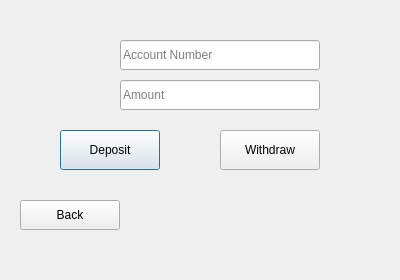
The window that gui/DepositWithdrawDialog.ui (guikae06/MiniBankSystem) describes before a commit, drawn with Qt 5.
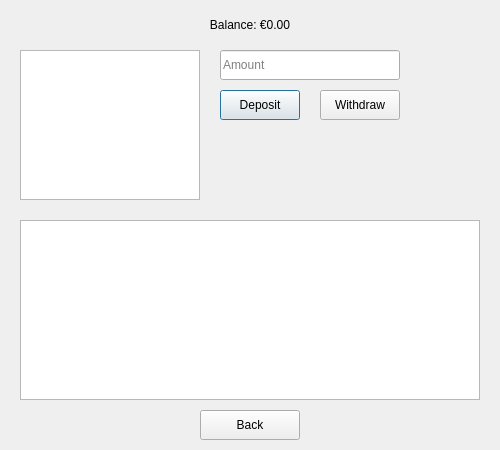
The same window after the commit.

What changed in the file:
```diff
--- a/gui/DepositWithdrawDialog.ui
+++ b/gui/DepositWithdrawDialog.ui
@@ -2,15 +2,119 @@
 <ui version="4.0">
  <class>DepositWithdrawDialog</class>
  <widget class="QDialog" name="DepositWithdrawDialog">
-  <property name="geometry"><rect><x>0</x><y>0</y><width>400</width><height>280</height></rect></property>
-  <property name="windowTitle"><string>Deposit / Withdraw</string></property>
-  <widget class="QWidget" name="widget">
-   <widget class="QLineEdit" name="accountNumberLineEdit"><property name="geometry"><rect><x>120</x><y>40</y><width>200</width><height>30</height></rect></property><property name="placeholderText"><string>Account Number</string></property></widget>
-   <widget class="QLineEdit" name="amountLineEdit"><property name="geometry"><rect><x>120</x><y>80</y><width>200</width><height>30</height></rect></property><property name="placeholderText"><string>Amount</string></property></widget>
-   <widget class="QPushButton" name="depositBtn"><property name="geometry"><rect><x>60</x><y>130</y><width>100</width><height>40</height></rect></property><property name="text"><string>Deposit</string></property></widget>
-   <widget class="QPushButton" name="withdrawBtn"><property name="geometry"><rect><x>220</x><y>130</y><width>100</width><height>40</height></rect></property><property name="text"><string>Withdraw</string></property></widget>
-   <widget class="QPushButton" name="backButton"><property name="geometry"><rect><x>20</x><y>200</y><width>100</width><height>30</height></rect></property><property name="text"><string>Back</string></property></widget>
+  <property name="geometry">
+   <rect>
+    <x>0</x>
+    <y>0</y>
+    <width>500</width>
+    <height>450</height>
+   </rect>
+  </property>
+  <property name="windowTitle">
+   <string>Deposit / Withdraw</string>
+  </property>
+
+  <!-- Balance display -->
+  <widget class="QLabel" name="balanceLabel">
+   <property name="geometry">
+    <rect>
+     <x>20</x>
+     <y>10</y>
+     <width>460</width>
+     <height>30</height>
+    </rect>
+   </property>
+   <property name="text">
+    <string>Balance: €0.00</string>
+   </property>
+   <property name="alignment">
+    <set>Qt::AlignCenter</set>
+   </property>
   </widget>
+
+  <!-- List of accounts -->
+  <widget class="QListWidget" name="accountList">
+   <property name="geometry">
+    <rect>
+     <x>20</x>
+     <y>50</y>
+     <width>180</width>
+     <height>150</height>
+    </rect>
+   </property>
+  </widget>
+
+  <!-- Amount input -->
+  <widget class="QLineEdit" name="amountLineEdit">
+   <property name="geometry">
+    <rect>
+     <x>220</x>
+     <y>50</y>
+     <width>180</width>
+     <height>30</height>
+    </rect>
+   </property>
+   <property name="placeholderText">
+    <string>Amount</string>
+   </property>
+  </widget>
+
+  <!-- Deposit & Withdraw buttons -->
+  <widget class="QPushButton" name="depositBtn">
+   <property name="geometry">
+    <rect>
+     <x>220</x>
+     <y>90</y>
+     <width>80</width>
+     <height>30</height>
+    </rect>
+   </property>
+   <property name="text">
+    <string>Deposit</string>
+   </property>
+  </widget>
+
+  <widget class="QPushButton" name="withdrawBtn">
+   <property name="geometry">
+    <rect>
+     <x>320</x>
+     <y>90</y>
+     <width>80</width>
+     <height>30</height>
+    </rect>
+   </property>
+   <property name="text">
+    <string>Withdraw</string>
+   </property>
+  </widget>
+
+  <!-- Transaction history -->
+  <widget class="QListWidget" name="historyListWidget">
+   <property name="geometry">
+    <rect>
+     <x>20</x>
+     <y>220</y>
+     <width>460</width>
+     <height>180</height>
+    </rect>
+   </property>
+  </widget>
+
+  <!-- Back button -->
+  <widget class="QPushButton" name="backButton">
+   <property name="geometry">
+    <rect>
+     <x>200</x>
+     <y>410</y>
+     <width>100</width>
+     <height>30</height>
+    </rect>
+   </property>
+   <property name="text">
+    <string>Back</string>
+   </property>
+  </widget>
+
  </widget>
  <resources/>
  <connections/>
```
